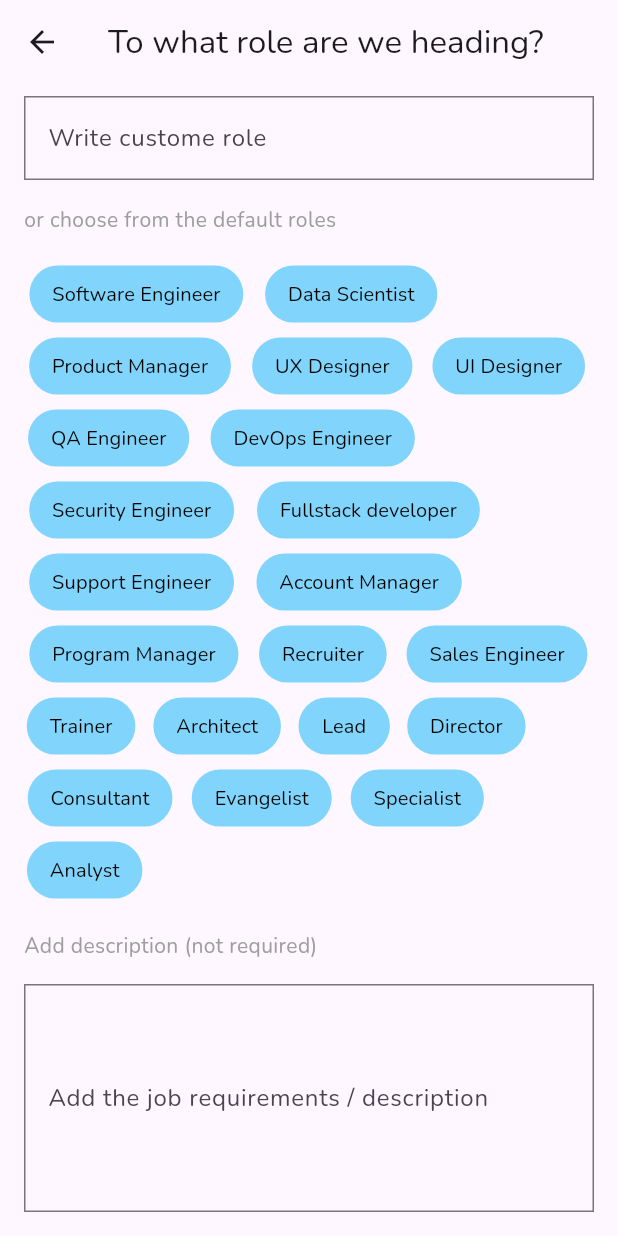
After one commit to Idanmal8/Resume_ai_app, a Flutter app: the screen it shows after launch, after a tap on the "edit square" icon, on a phone screen of 412 x 824 dp. The commit adds this screen. Run offline on Flutter 3.47's test engine with Material 3 defaults, Android fonts, the phone set to English and light mode, and no system bars; our stand-ins replace dotted_border, google_generative_ai; missing offline and left inert: zoom_widget; accounts and stored records are empty.

Commit message:
added functionality to exsisting resumes need to keep building

```diff
--- /dev/null
+++ b/lib/models/enum/resume.dart
@@ -0,0 +1,4 @@
+enum Resume{
+  general,
+  designated,
+}
--- /dev/null
+++ b/lib/models/resume/resume_configuration.dart
@@ -0,0 +1,70 @@
+// ignore_for_file: public_member_api_docs, sort_constructors_first
+import 'dart:convert';
+import 'package:resume_ai_app/models/user_information.dart';
+import 'package:resume_ai_app/providers/designated_screen_view_model/designated_screen_view_model.dart';
+
+class ResumeConfiguration {
+  final ResumeKind kind;
+  final String role;
+  final String jobDescription;
+  final UserInformation? userInformation;
+  ResumeConfiguration({
+    required this.kind,
+    required this.role,
+    required this.jobDescription,
+    this.userInformation,
+  });
+
+  ResumeConfiguration copyWith({
+    ResumeKind? kind,
+    String? role,
+    String? jobDescription,
+    UserInformation? userInformation,
+  }) {
+    return ResumeConfiguration(
+      kind: kind ?? this.kind,
+      role: role ?? this.role,
+      jobDescription: jobDescription ?? this.jobDescription,
+      userInformation: userInformation ?? this.userInformation,
+    );
+  }
+
+  Map<String, dynamic> toMap() {
+    return <String, dynamic>{
+      'kind': kind,
+      'role': role,
+      'jobDescription': jobDescription,
+      'userInformation': userInformation?.toMap(),
+    };
+  }
+
+  factory ResumeConfiguration.fromMap(Map<String, dynamic> map) {
+    return ResumeConfiguration(
+      kind: map['kind'] as ResumeKind,
+      role: map['role'] as String,
+      jobDescription: map['jobDescription'] as String,
+      userInformation: UserInformation.fromMap(map['userInformation'] as Map<String, dynamic>),
+    );
+  }
+
+  String toJson() => json.encode(toMap());
+
+  factory ResumeConfiguration.fromJson(String source) =>
+      ResumeConfiguration.fromMap(json.decode(source) as Map<String, dynamic>);
+
+  @override
+  String toString() => 'ResumeConfiguration(kind: $kind, role: $role, jobDescription: $jobDescription, userInformation: $userInformation)';
+
+  @override
+  bool operator ==(covariant ResumeConfiguration other) {
+    if (identical(this, other)) return true;
+
+    return
+      other.kind == kind &&
+      other.role == role &&
+      other.jobDescription == jobDescription;
+  }
+
+  @override
+  int get hashCode => kind.hashCode ^ role.hashCode ^ jobDescription.hashCode;
+}
--- /dev/null
+++ b/lib/providers/designated_screen_view_model/designated_screen_view_model.dart
@@ -0,0 +1,71 @@
+import 'package:flutter/material.dart';
+import 'package:resume_ai_app/models/resume/resume_configuration.dart';
+import 'package:resume_ai_app/screens/resume_form_screen/resume_form_screen.dart';
+import 'package:resume_ai_app/screens/saved_user_information_list_screen/saved_user_information_list_screen.dart';
+
+enum ResumeKind { newResume, exsistingResume }
+
+class DesignatedScreenViewModel extends ChangeNotifier {
+  final TextEditingController _jobDescriptionController = TextEditingController();
+  final TextEditingController _roleController = TextEditingController();
+  final List<String> _defaultRoles = [
+    'Software Engineer',
+    'Data Scientist',
+    'Product Manager',
+    'UX Designer',
+    'UI Designer',
+    'QA Engineer',
+    'DevOps Engineer',
+    'Security Engineer',
+    'Fullstack developer',
+    'Support Engineer',
+    'Account Manager',
+    'Program Manager',
+    'Recruiter',
+    'Sales Engineer',
+    'Trainer',
+    'Architect',
+    'Lead',
+    'Director',
+    'Consultant',
+    'Evangelist',
+    'Specialist',
+    'Analyst',
+  ];
+  String _selectedRole = '';
+
+  TextEditingController get jobDescriptionController => _jobDescriptionController;
+  TextEditingController get roleController => _roleController;
+  List<String> get defaultRoles => _defaultRoles;
+  String get selectedRole => _selectedRole;
+
+  void setRole(String role) {
+    _roleController.clear();
+    _selectedRole = role;
+    notifyListeners();
+  }
+
+  void clearRoleSelection() {
+    _selectedRole = '';
+    notifyListeners();
+  }
+
+  void goToCreateNewScreen(BuildContext context, ResumeKind kind) {
+    if (kind == ResumeKind.exsistingResume) {
+      Navigator.push(context,
+          MaterialPageRoute(builder: (context) => const SavedUserInformationListScreen()));
+      notifyListeners();
+      return;
+    } else {
+      Navigator.push(context,
+          MaterialPageRoute(builder: (context) => const ResumeFormScreen()));
+      notifyListeners();
+    }
+  }
+
+  ResumeConfiguration createResumeKind(ResumeKind kind) {
+    ResumeConfiguration resumeConfiguration = ResumeConfiguration(
+        kind: kind, role: roleController.text.isNotEmpty ? roleController.text : _selectedRole, jobDescription: '');
+    return resumeConfiguration;
+  }
+}
--- /dev/null
+++ b/lib/screens/designated_role_screen/designated_role_screen.dart
@@ -0,0 +1,117 @@
+import 'package:flutter/material.dart';
+import 'package:provider/provider.dart';
+import 'package:resume_ai_app/providers/designated_screen_view_model/designated_screen_view_model.dart';
+import 'package:resume_ai_app/screens/designated_role_screen/widgets/chip_role.dart';
+import 'package:resume_ai_app/utils/colors/app_colors.dart';
+import 'package:resume_ai_app/widgets/text_fields/text_fields.dart';
+
+class DesignatedRoleScreen extends StatelessWidget {
+  const DesignatedRoleScreen({super.key});
+
+  @override
+  Widget build(BuildContext context) {
+    return Scaffold(
+      appBar: AppBar(
+        title: const Text('To what role are we heading?'),
+      ),
+      body: ChangeNotifierProvider<DesignatedScreenViewModel>(
+        create: (context) => DesignatedScreenViewModel(),
+        child: Consumer<DesignatedScreenViewModel>(
+          builder: (context, viewModel, _) {
+            return SingleChildScrollView(
+              child: Padding(
+                padding: const EdgeInsets.symmetric(horizontal: 16.0),
+                child: Column(
+                  mainAxisAlignment: MainAxisAlignment.spaceBetween,
+                  children: [
+                    Column(
+                      crossAxisAlignment: CrossAxisAlignment.start,
+                      children: [
+                        const SizedBox(height: 8),
+                        TextFormField(
+                          controller: viewModel.roleController,
+                          onChanged: (value) => viewModel.clearRoleSelection(),
+                          decoration: const InputDecoration(
+                            labelText: 'Write custome role',
+                            border: OutlineInputBorder(
+                              borderRadius: BorderRadius.all(
+                                  Radius.circular(0)), // Square borders
+                              borderSide: BorderSide(
+                                color: Colors.grey, // Color of the border
+                              ),
+                            ),
+                          ),
+                        ),
+                        const SizedBox(height: 16),
+                        const Text('or choose from the default roles',
+                            style: TextStyle(color: Colors.grey)),
+                        const SizedBox(height: 16),
+                        Wrap(
+                          spacing: 8,
+                          children: [
+                            ...viewModel.defaultRoles.map(
+                              (role) {
+                                return ChipRole(
+                                  role: role,
+                                  isSelected: viewModel.selectedRole == role,
+                                  onTap: (role) => viewModel.setRole(role),
+                                );
+                              },
+                            )
+                          ],
+                        ),
+                        const SizedBox(height: 16),
+                        const Text('Add description (not required)',
+                            style: TextStyle(color: Colors.grey)),
+                        const SizedBox(height: 16),
+                        TextFormField(
+                          controller: viewModel.jobDescriptionController,
+                          decoration: const InputDecoration(
+                            labelText: 'Add the job requirements / description',
+                            border: OutlineInputBorder(
+                              borderRadius: BorderRadius.all(
+                                  Radius.circular(0)), // Square borders
+                              borderSide: BorderSide(
+                                color: Colors.grey, // Color of the border
+                              ),
+                            ),
+                          ),
+                          minLines: 5,
+                          maxLines: 5,
+                        ),
+                      ],
+                    ),
+                    const SizedBox(height: 16),
+                    Row(
+                      children: [
+                        Expanded(
+                          child: ElevatedButton(
+                            style: ButtonStyle(
+                              shape: WidgetStateProperty.all(
+                                RoundedRectangleBorder(
+                                  borderRadius: BorderRadius.circular(0),
+                                ),
+                              ),
+                              backgroundColor: WidgetStateProperty.all(
+                                  AppColors().mainColor),
+                            ),
+                            onPressed: () {
+                              viewModel.goToCreateNewScreen(
+                                  context, ResumeKind.exsistingResume);
+                            },
+                            child: const Text('Next',
+                                style: TextStyle(color: Colors.black)),
+                          ),
+                        ),
+                      ],
+                    ),
+                  ],
+                ),
+              ),
+            );
+          },
+        ),
+      ),
+    );
+  }
+}
--- /dev/null
+++ b/lib/screens/designated_role_screen/widgets/chip_role.dart
@@ -0,0 +1,76 @@
+import 'dart:math';
+import 'package:flutter/material.dart';
+import 'package:resume_ai_app/utils/colors/app_colors.dart';
+
+class ChipRole extends StatefulWidget {
+  final String role;
+  final bool isSelected;
+  final Function(String) onTap;
+
+  const ChipRole({
+    required this.role,
+    required this.isSelected,
+    required this.onTap,
+    super.key,
+  });
+
+  @override
+  _ChipRoleState createState() => _ChipRoleState();
+}
+
+class _ChipRoleState extends State<ChipRole>
+    with SingleTickerProviderStateMixin {
+  late AnimationController _controller;
+  late Animation<double> _scaleAnimation;
+  late int _randomDuration;
+
+  @override
+  void initState() {
+    super.initState();
+
+    // Generate a random duration between 700 and 1800 milliseconds
+    _randomDuration = Random().nextInt(1100) + 700;
+
+    // Initialize the animation controller with the random duration
+    _controller = AnimationController(
+      vsync: this,
+      duration: Duration(milliseconds: _randomDuration),
+    );
+
+    // Create a CurvedAnimation for the bounce effect
+    _scaleAnimation = CurvedAnimation(
+      parent: _controller,
+      curve: Curves.bounceOut, // Bounce effect
+    );
+
+    // Start the animation when the widget is built
+    _controller.forward();
+  }
+
+  @override
+  void dispose() {
+    _controller.dispose();
+    super.dispose();
+  }
+
+  @override
+  Widget build(BuildContext context) {
+    return ScaleTransition(
+      scale: _scaleAnimation,
+      child: FilledButton(
+        onPressed: () {
+          widget.onTap(widget.role);
+        },
+        style: ButtonStyle(
+          padding: const WidgetStatePropertyAll(EdgeInsets.zero),
+            backgroundColor: widget.isSelected
+                ? const WidgetStatePropertyAll(Colors.blue)
+                : WidgetStatePropertyAll(AppColors().mainColor)),
+        child: Padding(
+          padding: const EdgeInsets.symmetric(vertical: 8.0, horizontal: 16.0),
+          child: Text(widget.role, style: const TextStyle(color: Colors.black)),
+        ),
+      ),
+    );
+  }
+}
--- a/lib/screens/home_screen/home_screen.dart
+++ b/lib/screens/home_screen/home_screen.dart
@@ -1,5 +1,7 @@
 import 'package:flutter/material.dart';
+import 'package:resume_ai_app/screens/designated_role_screen/designated_role_screen.dart';
 import 'package:resume_ai_app/screens/resume_form_screen/resume_form_screen.dart';
+import 'package:resume_ai_app/screens/resume_kind_screen/resume_kind_screen.dart';
 import 'package:resume_ai_app/utils/colors/app_colors.dart';
 import 'package:resume_ai_app/widgets/resume_container.dart';
 
@@ -12,7 +14,8 @@ class HomeScreen extends StatelessWidget {
       appBar: AppBar(
         title: const Text('My resumes'),
       ),
-      body: GridView(
+      body: Stack(children: [
+        GridView(
           gridDelegate: const SliverGridDelegateWithFixedCrossAxisCount(
             crossAxisCount: 2,
             childAspectRatio: 0.8,
@@ -26,17 +29,53 @@ class HomeScreen extends StatelessWidget {
             ),
           ],
         ),
-      floatingActionButton: FloatingActionButton(
+        Align(
+          alignment: Alignment.bottomRight,
+          child: Padding(
+            padding: const EdgeInsets.only(bottom: 48.0, right: 16.0),
+            child: Column(
+              mainAxisAlignment: MainAxisAlignment.end,
+              crossAxisAlignment: CrossAxisAlignment.end,
+              children: [
+                FloatingActionButton(
+                  heroTag: 'add_resume_button_2',
                   elevation: 0,
                   backgroundColor: AppColors().mainColor,
                   shape: RoundedRectangleBorder(
                     borderRadius: BorderRadius.circular(50),
                   ),
                   onPressed: () {
-          Navigator.push(context, MaterialPageRoute(builder: (context) => const ResumeFormScreen()));
+                    Navigator.push(
+                        context,
+                        MaterialPageRoute(
+                            builder: (context) => const ResumeFormScreen()));
                   },
                   child: const Icon(Icons.add),
                 ),
+                const SizedBox(
+                  height: 16,
+                ),
+                FloatingActionButton(
+                  tooltip: 'Create resume with saved configuration',
+                  heroTag: 'add_resume_button',
+                  elevation: 0,
+                  backgroundColor: AppColors().mainColor,
+                  shape: RoundedRectangleBorder(
+                    borderRadius: BorderRadius.circular(50),
+                  ),
+                  onPressed: () {
+                    Navigator.push(
+                        context,
+                        MaterialPageRoute(
+                            builder: (context) => const DesignatedRoleScreen()));
+                  },
+                  child: const Icon(Icons.edit_square),
+                ),
+              ],
+            ),
+          ),
+        )
+      ]),
     );
   }
 }
--- a/lib/screens/output_screen/output_screen.dart
+++ b/lib/screens/output_screen/output_screen.dart
@@ -1,7 +1,6 @@
 import 'package:flutter/material.dart';
 import 'package:provider/provider.dart';
-import 'package:resume_ai_app/models/user_information.dart';
-import 'package:resume_ai_app/providers/output_screen/output_screen_view_model.dart';
+import 'package:resume_ai_app/providers/output_screen_view_model/output_screen_view_model.dart';
 import 'package:resume_ai_app/widgets/templates/brown_rose_template/brown_rose_template.dart';
 
 class OutputScreen extends StatelessWidget {
```
Also changed, not shown: lib/screens/resume_kind_screen/resume_kind_screen.dart (added, +52 -0 lines), lib/screens/saved_user_information_list_screen/saved_user_information_list_screen.dart (added, +74 -0 lines), lib/providers/output_screen_view_model/output_screen_view_model.dart (renamed from lib/providers/output_screen/output_screen_view_model.dart). Lines whose indentation alone changed are shown as unchanged.
